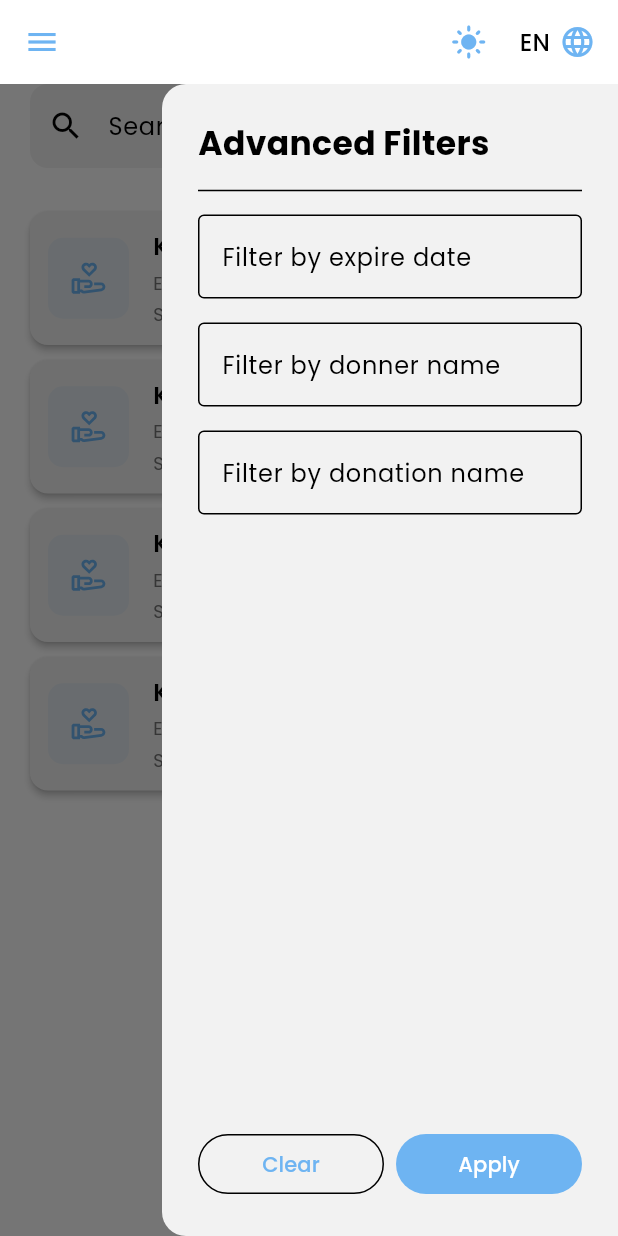
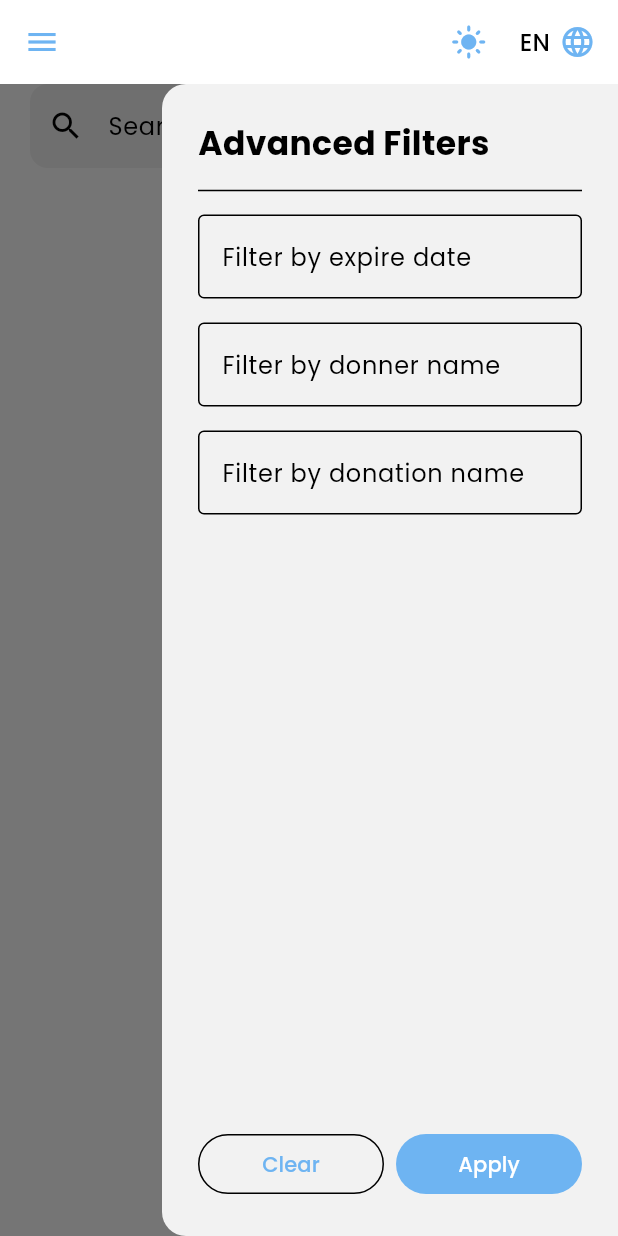
Before and after one commit to Alaa-shibany/warehouse, a Flutter app: the DonationsScreen screen opened by its route, after a tap on the "filter list" icon, on a phone screen of 412 x 824 dp. Run offline on Flutter 3.47's test engine with Material 3 defaults, Android fonts, the phone set to English and light mode, and no system bars; drawn by our look-alikes of flutter_animate, infinite_scroll_pagination; our stand-ins replace bloc, dartz, dio, flutter_bloc, flutter_svg, freezed_annotation and 5 more; accounts and stored records are empty; network calls fail.

Commit message:
update donation

```diff
--- a/lib/core/services/end_points.dart
+++ b/lib/core/services/end_points.dart
@@ -10,7 +10,7 @@ class EndPoints {
       'dashboard/categories/update';
   static const String dashboard_categories_delete =
       'dashboard/categories/delete';
-  static const String dashboard_categories_index = 'dashboard/categories/index';
-  static const String dashboard_donations_create = 'dashboard/donations/create';
+  static const String dashboard_categories_index = 'dashboard/items/index';
+  static const String dashboard_donations_create = 'dashboard/items/create';
   static const String dashboard_donations_delete = 'dashboard/donations/delete';
 }
--- a/lib/features/categories/presentation/categories_screen.dart
+++ b/lib/features/categories/presentation/categories_screen.dart
@@ -13,7 +13,6 @@ import 'package:flutter/material.dart';
 import 'package:flutter_animate/flutter_animate.dart';
 import 'package:flutter_bloc/flutter_bloc.dart';
 import 'package:warehouse/shared/dialogs/loading_dialog.dart';
-import 'package:warehouse/shared/helper/state_handler.dart';
 
 class CategoriesScreen extends StatelessWidget {
   const CategoriesScreen({super.key});
--- a/lib/features/donations/cubits/get_donations_cubit/get_donations_cubit.dart
+++ b/lib/features/donations/cubits/get_donations_cubit/get_donations_cubit.dart
@@ -6,7 +6,6 @@ import 'package:flutter_bloc/flutter_bloc.dart';
 import 'package:warehouse/core/model/pagination_model.dart';
 import 'package:warehouse/core/services/status.dart';
 import 'package:warehouse/core/services/failure_service/failure.dart';
-import 'package:warehouse/features/categories/models/category_model.dart';
 import 'package:warehouse/features/donations/models/sector_mode.dart';
 
 import '../../repo/donations_repository.dart';
@@ -76,55 +75,7 @@ class GetDonationsCubit extends Cubit<GetDonationsState> {
     );
     return result.fold((failure) {
       emit(state.copyWith(status: SubmissionStatus.error, failure: failure));
-      return [
-        DonationModel(
-          id: 1,
-          donner: 'Alaa sh',
-          subjectName: 'Kababb',
-          expireAt: "2025-10-10",
-          createdAt: "2025-10-10",
-          category: CategoryModel(id: 1, name: 'Category'),
-
-          quantity: 100,
-          description: "The best kababb ever",
-          sector: SectorMode(id: 1, name: 'WarehouseA-SectorC'),
-        ),
-        DonationModel(
-          id: 1,
-          donner: 'Alaa sh',
-          subjectName: 'Kababb',
-          expireAt: "2025-10-10",
-          category: CategoryModel(id: 1, name: 'Category'),
-          createdAt: "2025-10-10",
-          quantity: 100,
-          description: "The best kababb ever",
-          sector: SectorMode(id: 1, name: 'WarehouseA-SectorC'),
-        ),
-        DonationModel(
-          id: 1,
-          donner: 'Alaa sh',
-          subjectName: 'Kababb',
-          expireAt: "2025-10-10",
-          category: CategoryModel(id: 1, name: 'Category'),
-
-          createdAt: "2025-10-10",
-          quantity: 100,
-          description: "The best kababb ever",
-          sector: SectorMode(id: 1, name: 'WarehouseA-SectorC'),
-        ),
-        DonationModel(
-          id: 1,
-          donner: 'Alaa sh',
-          category: CategoryModel(id: 1, name: 'Category'),
-
-          subjectName: 'Kababb',
-          expireAt: "2025-10-10",
-          createdAt: "2025-10-10",
-          quantity: 100,
-          description: "The best kababb ever",
-          sector: SectorMode(id: 1, name: 'WarehouseA-SectorC'),
-        ),
-      ];
+      return [];
     }, (paginationData) => paginationData.items);
   }
 
--- a/lib/features/donations/models/create_donation_request_body_model.dart
+++ b/lib/features/donations/models/create_donation_request_body_model.dart
@@ -8,8 +8,10 @@ abstract class CreateDonationRequestBodyModel
     with _$CreateDonationRequestBodyModel {
   const factory CreateDonationRequestBodyModel({
     required String name,
-    required String donner,
-    required int quantity,
+    @JsonKey(name: 'donor') required String donner,
+    @JsonKey(name: 'amount') required int quantity,
+    @JsonKey(name: 'category_id') required int categoryId,
+    required String unit,
     required String description,
     required String expired_at,
   }) = _CreateDonationRequestBodyModel;
--- a/lib/features/donations/models/donation_model.dart
+++ b/lib/features/donations/models/donation_model.dart
@@ -1,8 +1,5 @@
 // ignore_for_file: invalid_annotation_target
 
-import 'package:warehouse/features/categories/models/category_model.dart';
-
-import 'sector_mode.dart';
 import 'package:freezed_annotation/freezed_annotation.dart';
 
 part 'donation_model.freezed.dart';
@@ -12,14 +9,14 @@ part 'donation_model.g.dart';
 abstract class DonationModel with _$DonationModel {
   const factory DonationModel({
     required int id,
-    required String donner,
-    @JsonKey(name: 'subject_name') required String subjectName,
-    @JsonKey(name: 'expire_at') required String expireAt,
-    @JsonKey(name: 'created_at') required String createdAt,
-    required int quantity,
+    @JsonKey(name: 'donor') required String? donner,
+    @JsonKey(name: 'name') required String subjectName,
+    @JsonKey(name: 'expiry_date') required String? expireAt,
+    @JsonKey(name: 'addition_date') required String createdAt,
+    @JsonKey(name: 'amount') required int quantity,
     required String description,
-    required SectorMode? sector,
-    required CategoryModel category,
+    required String unit,
+    @JsonKey(name: 'category_id') required int categoryId,
   }) = _DonationModel;
 
   factory DonationModel.fromJson(Map<String, dynamic> json) =>
--- a/lib/features/donations/presentation/components/donation_list_item.dart
+++ b/lib/features/donations/presentation/components/donation_list_item.dart
@@ -1,6 +1,7 @@
 import 'package:flutter/material.dart';
 import 'package:flutter_svg/flutter_svg.dart';
 import 'package:google_fonts/google_fonts.dart';
+import 'package:intl/intl.dart';
 import 'package:warehouse/config/constants/application_images.dart';
 import 'package:warehouse/features/donations/models/donation_model.dart';
 import 'package:warehouse/l10n/app_localizations.dart';
@@ -72,22 +73,15 @@ class _DonationListItemState extends State<DonationListItem> {
                         overflow: TextOverflow.ellipsis,
                       ),
                       const SizedBox(height: 4),
-                      Text(
-                        '${translator.expire_date}: ${widget.donationItem.expireAt}',
-                        style: TextStyle(
-                          fontSize: 12,
-                          color: Colors.grey.shade600,
-                        ),
-                      ),
-                      const SizedBox(height: 4),
-                      if (widget.donationItem.sector != null)
+                      if (widget.donationItem.expireAt != null)
                         Text(
-                          '${translator.stored_in}: ${widget.donationItem.sector!.name}',
+                          '${translator.expire_date}: ${DateFormat('y-MM-dd').format(DateTime.parse(widget.donationItem.expireAt!))}',
                           style: TextStyle(
                             fontSize: 12,
                             color: Colors.grey.shade600,
                           ),
                         ),
+                      const SizedBox(height: 4),
                     ],
                   ),
                 ),
--- a/lib/features/donations/repo/donations_repository.dart
+++ b/lib/features/donations/repo/donations_repository.dart
@@ -62,7 +62,7 @@ class DonationsRepository {
         data: body.toJson(),
       );
 
-      final data = CreateDonationModel.fromJson(response.data['data']);
+      final data = CreateDonationModel.fromJson(response.data);
 
       return Right(data);
     } on DioException catch (e) {
@@ -82,7 +82,7 @@ class DonationsRepository {
         data: body.toJson(),
       );
 
-      final data = UpdateDonationModel.fromJson(response.data['data']);
+      final data = UpdateDonationModel.fromJson(response.data);
 
       return Right(data);
     } on DioException catch (e) {
--- a/pubspec.yaml
+++ b/pubspec.yaml
@@ -50,6 +50,7 @@ dependencies:
   flutter_localizations:
     sdk: flutter
   flutter_svg: ^2.2.0
+  intl: ^0.20.2
 
 dev_dependencies:
   flutter_test:
```
Also changed, not shown: lib/features/donations/models/update_donation_request_body_model.dart (+9 -5 lines), lib/features/donations/presentation/components/donation_details.dart (+21 -5 lines), lib/features/donations/presentation/components/manage_donation_dialog.dart (+98 -14 lines), lib/features/categories/cubits/delete_category_cubit/delete_category_cubit.freezed.dart, lib/features/donations/models/create_donation_request_body_model.freezed.dart, lib/features/donations/models/create_donation_request_body_model.g.dart, lib/features/donations/models/donation_model.freezed.dart, lib/features/donations/models/donation_model.g.dart, lib/features/donations/models/update_donation_request_body_model.freezed.dart, lib/features/donations/models/update_donation_request_body_model.g.dart, pubspec.lock.
